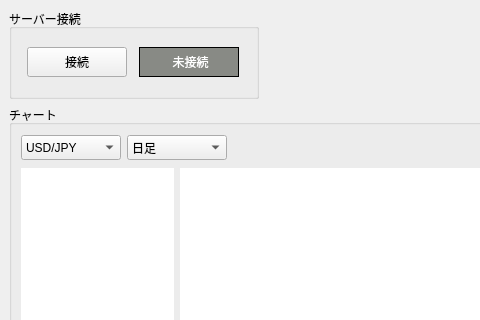
This is trade_monitor/trade_monitor/gui_monitor.ui in takkin-takilog/namake-trader as Qt 5 draws it before an edit; both pictures show x 0 to 480 and y 0 to 320 of the 920 by 788 pixel window. The edited form follows.
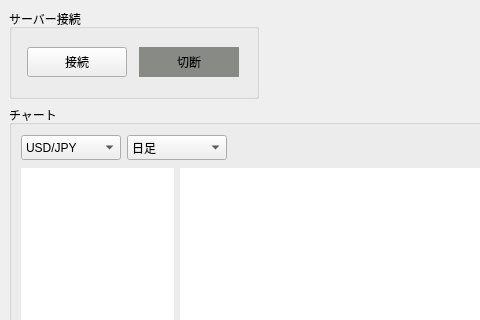
This is the edited form.

What changed in the file:
```diff
--- a/trade_monitor/trade_monitor/gui_monitor.ui
+++ b/trade_monitor/trade_monitor/gui_monitor.ui
@@ -70,10 +70,10 @@
           <string notr="true">background-color: rgb(136, 138, 133);</string>
          </property>
          <property name="frameShape">
-          <enum>QFrame::Box</enum>
+          <enum>QFrame::NoFrame</enum>
          </property>
          <property name="text">
-          <string>&lt;html&gt;&lt;head/&gt;&lt;body&gt;&lt;p align=&quot;center&quot;&gt;&lt;span style=&quot; color:#ffffff;&quot;&gt;未接続&lt;/span&gt;&lt;/p&gt;&lt;/body&gt;&lt;/html&gt;</string>
+          <string>&lt;html&gt;&lt;head/&gt;&lt;body&gt;&lt;p align=&quot;center&quot;&gt;切断&lt;/p&gt;&lt;/body&gt;&lt;/html&gt;</string>
          </property>
         </widget>
        </item>
```
Left out of the diff: 28 changed lines with no effect on the pictures.
